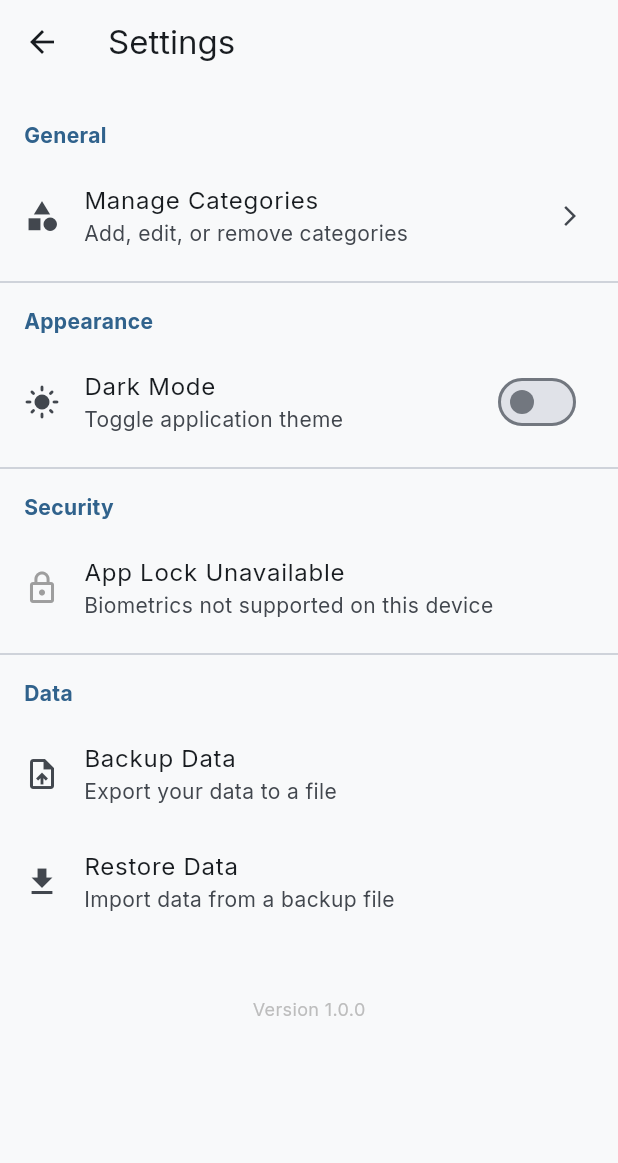
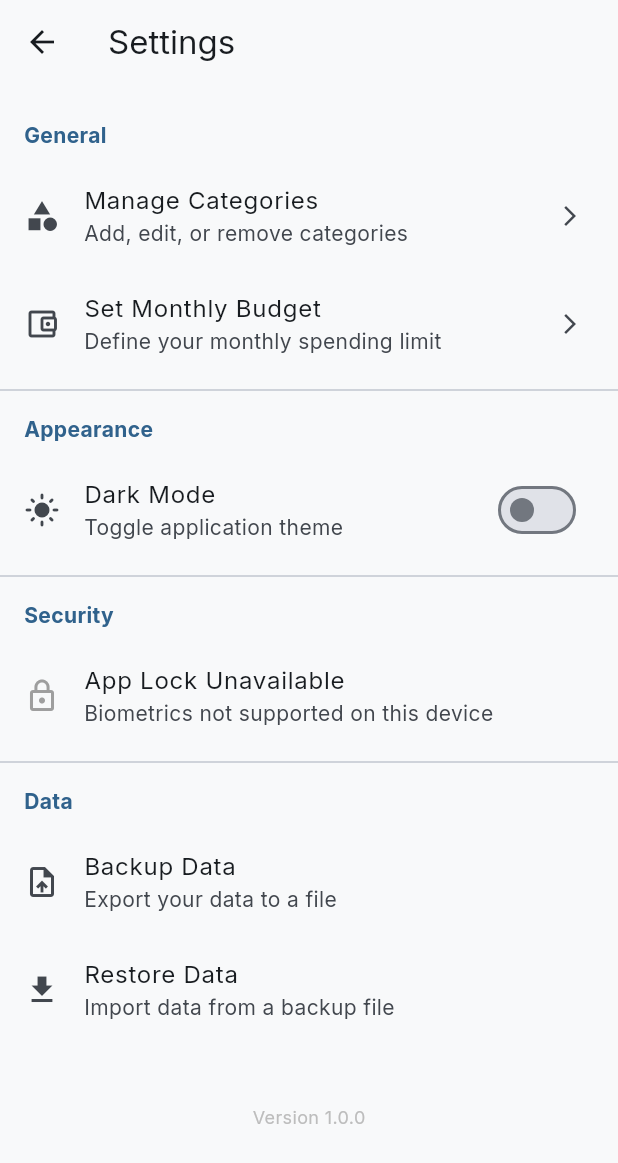
Before and after one commit to nathnael19/expense-tracker, a Flutter app: the screen it shows after launch, after a tap on the "settings" icon, on a phone screen of 412 x 824 dp. Shown: the top 1163 px of the screen. Run offline on Flutter 3.47's test engine with Material 3 defaults, Android fonts, the phone set to English and light mode, and no system bars; our stand-ins replace file_picker, fl_chart, flutter_bloc, gap, google_fonts, hive and 3 more; accounts and stored records are empty.

Commit message:
feat: Implement initial expense tracker application with core features including budgeting, settings, and data management.

```diff
--- a/lib/data/local/storage_service.dart
+++ b/lib/data/local/storage_service.dart
@@ -1,3 +1,4 @@
+import 'package:expense_tracker_offline/data/models/budget_model.dart';
 import 'package:hive_flutter/hive_flutter.dart';
 import '../models/expense_model.dart';
 import '../models/category_model.dart';
@@ -10,6 +11,7 @@ class StorageService {
   static const String shortcutBoxName = 'shortcuts';
   static const String settingsBoxName = 'settings';
   static const String debtBoxName = 'debts';
+  static const String budgetBoxName = 'budgets';
 
   static Future<void> init() async {
     await Hive.initFlutter();
@@ -19,11 +21,13 @@ class StorageService {
     Hive.registerAdapter(DebtModelAdapter());
     Hive.registerAdapter(DebtTypeAdapter());
     Hive.registerAdapter(TransactionTypeAdapter());
+    Hive.registerAdapter(BudgetModelAdapter());
 
     await Hive.openBox<ExpenseModel>(expenseBoxName);
     await Hive.openBox<CategoryModel>(categoryBoxName);
     await Hive.openBox<ShortcutModel>(shortcutBoxName);
     await Hive.openBox<DebtModel>(debtBoxName);
+    await Hive.openBox<BudgetModel>(budgetBoxName);
     await Hive.openBox(settingsBoxName);
   }
 
@@ -34,6 +38,7 @@ class StorageService {
   static Box<ShortcutModel> get shortcutBox =>
       Hive.box<ShortcutModel>(shortcutBoxName);
   static Box<DebtModel> get debtBox => Hive.box<DebtModel>(debtBoxName);
+  static Box<BudgetModel> get budgetBox => Hive.box<BudgetModel>(budgetBoxName);
   static Box get settingsBox => Hive.box(settingsBoxName);
 
   // Helper methods for Expenses
--- /dev/null
+++ b/lib/data/models/budget_model.dart
@@ -0,0 +1,29 @@
+import 'package:hive/hive.dart';
+
+part 'budget_model.g.dart';
+
+@HiveType(typeId: 6)
+class BudgetModel extends HiveObject {
+  @HiveField(0)
+  final String id; // Format: YYYY-MM or YYYY-MM-categoryID
+
+  @HiveField(1)
+  final double amount;
+
+  @HiveField(2)
+  final int month;
+
+  @HiveField(3)
+  final int year;
+
+  @HiveField(4)
+  final String? categoryId; // null for total monthly budget
+
+  BudgetModel({
+    required this.id,
+    required this.amount,
+    required this.month,
+    required this.year,
+    this.categoryId,
+  });
+}
--- a/lib/main.dart
+++ b/lib/main.dart
@@ -11,6 +11,7 @@ import 'presentation/blocs/settings_cubit.dart';
 import 'presentation/blocs/category_cubit.dart';
 import 'presentation/blocs/expense_cubit.dart';
 import 'presentation/blocs/shortcut_cubit.dart';
+import 'presentation/blocs/budget_cubit.dart';
 import 'presentation/blocs/stats_cubit.dart';
 import 'presentation/screens/app_lock_screen.dart';
 import 'presentation/screens/splash_screen.dart';
@@ -34,6 +35,7 @@ class MyApp extends StatelessWidget {
         BlocProvider(create: (_) => ExpenseCubit()),
         BlocProvider(create: (_) => ShortcutCubit()),
         BlocProvider(create: (_) => DebtCubit()),
+        BlocProvider(create: (_) => BudgetCubit()),
         BlocProvider(
           create: (context) =>
               StatsCubit(expenseCubit: context.read<ExpenseCubit>()),
--- /dev/null
+++ b/lib/presentation/blocs/budget_cubit.dart
@@ -0,0 +1,74 @@
+import 'package:flutter_bloc/flutter_bloc.dart';
+import '../../data/local/storage_service.dart';
+import '../../data/models/budget_model.dart';
+
+class BudgetState {
+  final BudgetModel? monthlyBudget;
+  final List<BudgetModel> categoryBudgets;
+
+  BudgetState({this.monthlyBudget, this.categoryBudgets = const []});
+
+  BudgetState copyWith({
+    BudgetModel? monthlyBudget,
+    List<BudgetModel>? categoryBudgets,
+  }) {
+    return BudgetState(
+      monthlyBudget: monthlyBudget ?? this.monthlyBudget,
+      categoryBudgets: categoryBudgets ?? this.categoryBudgets,
+    );
+  }
+}
+
+class BudgetCubit extends Cubit<BudgetState> {
+  BudgetCubit() : super(BudgetState()) {
+    loadBudgets();
+  }
+
+  void loadBudgets() {
+    final now = DateTime.now();
+    final allBudgets = StorageService.budgetBox.values
+        .where((b) => b.month == now.month && b.year == now.year)
+        .toList();
+
+    final monthly = allBudgets.where((b) => b.categoryId == null).firstOrNull;
+    final categories = allBudgets.where((b) => b.categoryId != null).toList();
+
+    emit(BudgetState(monthlyBudget: monthly, categoryBudgets: categories));
+  }
+
+  Future<void> setMonthlyBudget(double amount) async {
+    final now = DateTime.now();
+    final id = '${now.year}-${now.month}';
+    final budget = BudgetModel(
+      id: id,
+      amount: amount,
+      month: now.month,
+      year: now.year,
+    );
+
+    await StorageService.budgetBox.put(id, budget);
+    loadBudgets();
+  }
+
+  Future<void> setCategoryBudget(String categoryId, double amount) async {
+    final now = DateTime.now();
+    final id = '${now.year}-${now.month}-$categoryId';
+    final budget = BudgetModel(
+      id: id,
+      amount: amount,
+      month: now.month,
+      year: now.year,
+      categoryId: categoryId,
+    );
+
+    await StorageService.budgetBox.put(id, budget);
+    loadBudgets();
+  }
+
+  Future<void> deleteCategoryBudget(String categoryId) async {
+    final now = DateTime.now();
+    final id = '${now.year}-${now.month}-$categoryId';
+    await StorageService.budgetBox.delete(id);
+    loadBudgets();
+  }
+}
--- a/lib/presentation/screens/home_screen.dart
+++ b/lib/presentation/screens/home_screen.dart
@@ -10,6 +10,7 @@ import '../blocs/expense_cubit.dart';
 import '../blocs/category_cubit.dart';
 import '../blocs/stats_cubit.dart';
 import '../blocs/theme_cubit.dart';
+import '../blocs/budget_cubit.dart';
 import '../widgets/summary_card.dart';
 import 'add_expense_screen.dart';
 import 'monthly_report_screen.dart';
@@ -27,6 +28,7 @@ class HomeScreen extends StatelessWidget {
     final categories = context.watch<CategoryCubit>().state;
     final statsState = context.watch<StatsCubit>().state;
     final themeMode = context.watch<ThemeCubit>().state;
+    final budgetState = context.watch<BudgetCubit>().state;
 
     final todaysTotal = expenseState.todaysTotal;
     final todaysExpenses = expenseState.todaysExpenses;
@@ -115,6 +117,7 @@ class HomeScreen extends StatelessWidget {
                 todaysIncome: expenseState.todaysIncome,
                 todaysNetBalance: expenseState.todaysNetBalance,
                 monthlyTotal: statsState.reportStats.totalSpent,
+                monthlyBudget: budgetState.monthlyBudget?.amount,
               ),
               const Gap(32),
               Row(
--- a/lib/presentation/screens/settings_screen.dart
+++ b/lib/presentation/screens/settings_screen.dart
@@ -8,6 +8,7 @@ import '../blocs/settings_cubit.dart';
 import '../blocs/theme_cubit.dart';
 import '../../data/services/backup_service.dart';
 import '../../data/services/security_service.dart';
+import 'budget_screen.dart';
 
 class SettingsScreen extends StatefulWidget {
   const SettingsScreen({super.key});
@@ -55,6 +56,17 @@ class _SettingsScreenState extends State<SettingsScreen> {
                   builder: (ctx) => const CategoryManagementScreen(),
                 ),
               );
+            },
+          ),
+          ListTile(
+            leading: const Icon(Icons.account_balance_wallet_outlined),
+            title: const Text('Set Monthly Budget'),
+            subtitle: const Text('Define your monthly spending limit'),
+            trailing: const Icon(Icons.arrow_forward_ios, size: 16),
+            onTap: () {
+              Navigator.of(
+                context,
+              ).push(MaterialPageRoute(builder: (ctx) => const BudgetScreen()));
             },
           ),
 
--- a/lib/presentation/widgets/summary_card.dart
+++ b/lib/presentation/widgets/summary_card.dart
@@ -8,6 +8,7 @@ class SummaryCard extends StatelessWidget {
   final double todaysIncome;
   final double todaysNetBalance;
   final double monthlyTotal;
+  final double? monthlyBudget;
 
   const SummaryCard({
     super.key,
@@ -15,6 +16,7 @@ class SummaryCard extends StatelessWidget {
     required this.todaysIncome,
     required this.todaysNetBalance,
     required this.monthlyTotal,
+    this.monthlyBudget,
   });
 
   @override
@@ -130,6 +132,40 @@ class SummaryCard extends StatelessWidget {
                     ],
                   ),
                 ),
+                if (monthlyBudget != null) ...[
+                  const Gap(16),
+                  Row(
+                    mainAxisAlignment: MainAxisAlignment.spaceBetween,
+                    children: [
+                      const Text(
+                        'Monthly Budget',
+                        style: TextStyle(color: Colors.white70, fontSize: 12),
+                      ),
+                      Text(
+                        'ETB ${monthlyTotal.toStringAsFixed(0)} / ${monthlyBudget!.toStringAsFixed(0)}',
+                        style: const TextStyle(
+                          color: Colors.white,
+                          fontSize: 12,
+                          fontWeight: FontWeight.bold,
+                        ),
+                      ),
+                    ],
+                  ),
+                  const Gap(8),
+                  ClipRRect(
+                    borderRadius: BorderRadius.circular(4),
+                    child: LinearProgressIndicator(
+                      value: (monthlyTotal / monthlyBudget!).clamp(0.0, 1.0),
+                      backgroundColor: Colors.white.withOpacity(0.2),
+                      valueColor: AlwaysStoppedAnimation<Color>(
+                        monthlyTotal > monthlyBudget!
+                            ? Colors.redAccent
+                            : Colors.greenAccent,
+                      ),
+                      minHeight: 8,
+                    ),
+                  ),
+                ],
               ],
             ),
           ),
```
Also changed, not shown: lib/presentation/screens/budget_screen.dart (added, +92 -0 lines), lib/data/models/budget_model.g.dart (added).
